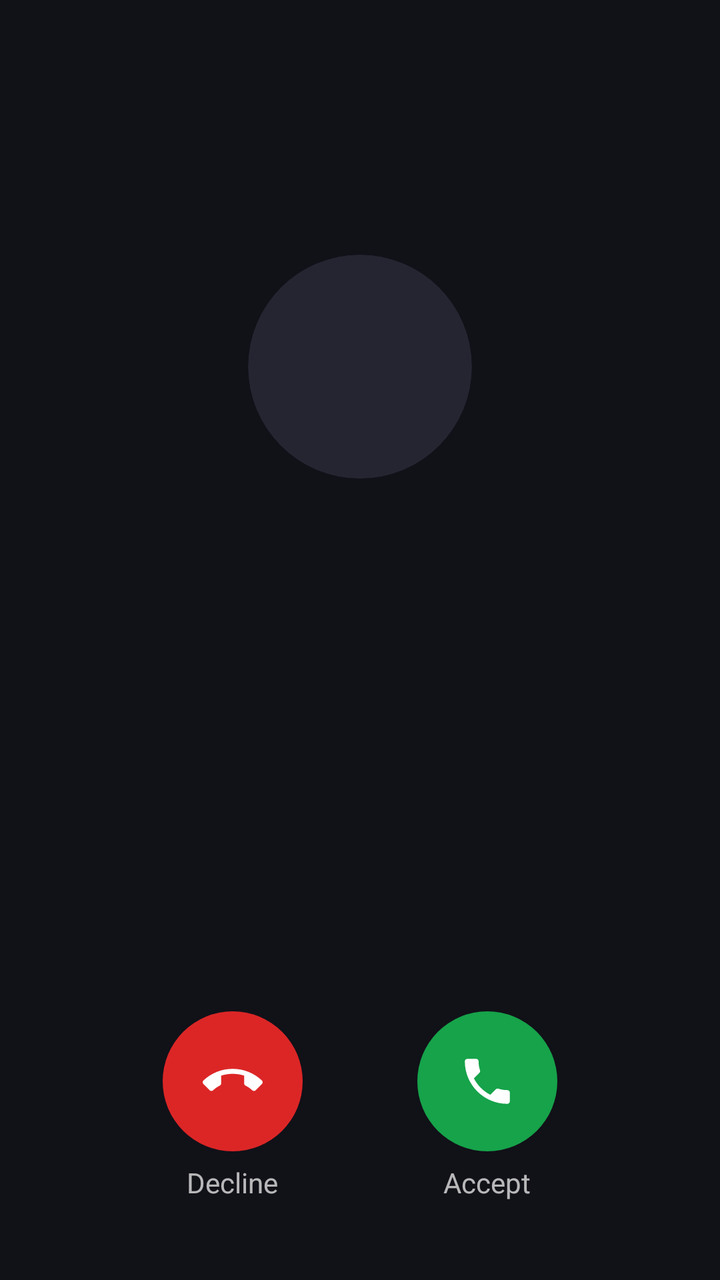
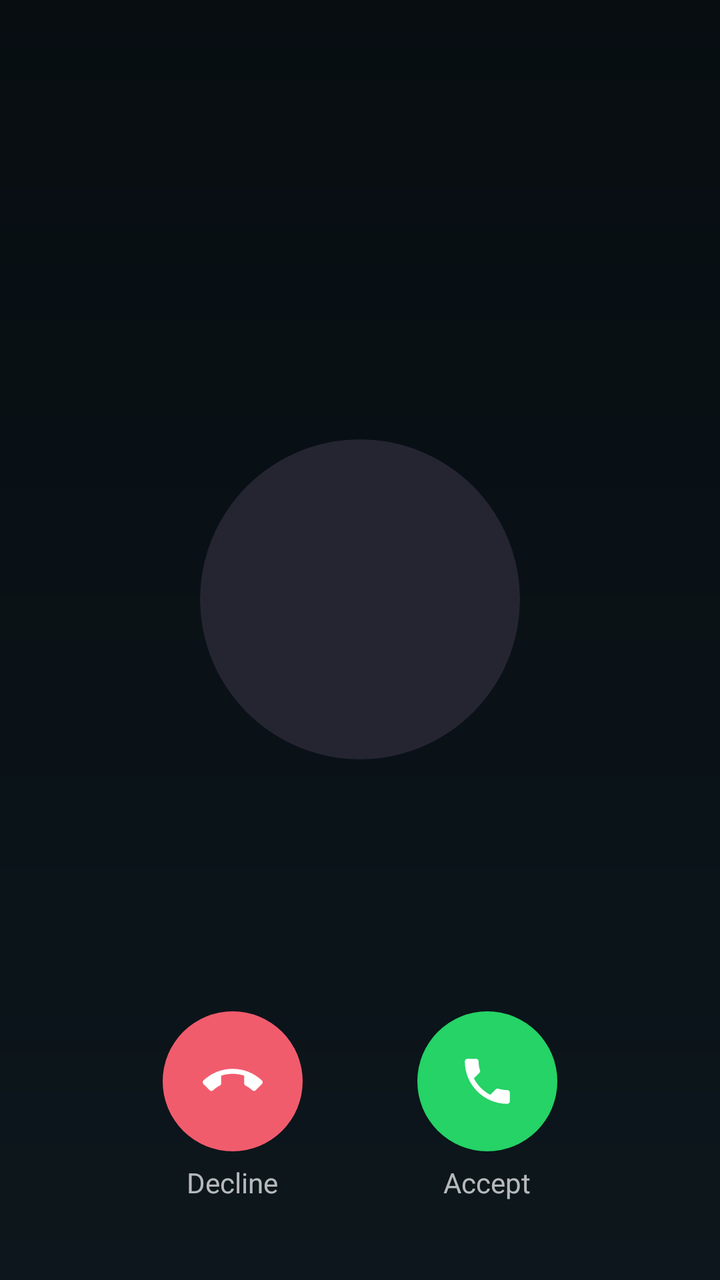

Screens rendered from an Android XML layout before and after an edit, with the pre-edit source and the edit as a unified diff.
<!-- AndroidManifest.xml: activity theme android:Theme.Material.NoActionBar -->
<!-- res/layout/activity_incoming_call.xml -->
<?xml version="1.0" encoding="utf-8"?>
<ScrollView xmlns:android="http://schemas.android.com/apk/res/android"
    android:id="@+id/incoming_root" android:layout_width="match_parent" android:layout_height="match_parent"
    android:fillViewport="true" android:background="@color/incoming_background" android:clipToPadding="false">
    <LinearLayout android:id="@+id/incoming_content" android:layout_width="match_parent" android:layout_height="wrap_content"
        android:orientation="vertical" android:gravity="center_horizontal" android:padding="24dp">
        <Space android:layout_width="1dp" android:layout_height="0dp" android:layout_weight="2" />
        <FrameLayout android:id="@+id/incoming_avatar_frame" android:layout_width="112dp" android:layout_height="112dp"
            android:background="@drawable/incoming_avatar_background" android:clipToOutline="true">
            <TextView android:id="@+id/incoming_initials" style="@style/IncomingCallText"
                android:layout_width="match_parent" android:layout_height="match_parent"
                android:textColor="#FFFFFF" android:textSize="40sp" android:textStyle="bold" />
            <ImageView android:id="@+id/incoming_avatar" android:layout_width="match_parent" android:layout_height="match_parent"
                android:scaleType="centerCrop" android:importantForAccessibility="no" />
        </FrameLayout>
        <TextView android:id="@+id/incoming_name" style="@style/IncomingCallText"
            android:layout_width="match_parent" android:layout_height="wrap_content" android:layout_marginTop="22dp"
            android:textColor="#FFFFFF" android:textSize="26sp" android:textStyle="bold" />
        <TextView android:id="@+id/incoming_status" style="@style/IncomingCallText"
            android:layout_width="match_parent" android:layout_height="wrap_content" android:layout_marginTop="8dp" android:textSize="16sp" />
        <Space android:layout_width="1dp" android:layout_height="32dp" />
        <Space android:layout_width="1dp" android:layout_height="0dp" android:layout_weight="3" />
        <LinearLayout android:id="@+id/incoming_actions" android:layout_width="match_parent" android:layout_height="wrap_content"
            android:orientation="horizontal" android:layoutDirection="ltr" android:gravity="center_vertical">
            <Space android:layout_width="0dp" android:layout_height="1dp" android:layout_weight="1" />
            <LinearLayout android:layout_width="wrap_content" android:layout_height="wrap_content" android:orientation="vertical" android:gravity="center_horizontal">
                <ImageButton android:id="@+id/incoming_decline" android:layout_width="70dp" android:layout_height="70dp"
                    android:background="@drawable/incoming_decline_background" android:padding="20dp" android:scaleType="fitCenter"
                    android:src="@drawable/ic_incoming_decline" android:contentDescription="Decline" />
                <TextView style="@style/IncomingCallText" android:layout_width="wrap_content" android:layout_height="wrap_content"
                    android:layout_marginTop="8dp" android:textSize="14sp" android:text="Decline" android:importantForAccessibility="no" />
            </LinearLayout>
            <Space android:layout_width="0dp" android:layout_height="1dp" android:layout_weight="1" />
            <LinearLayout android:layout_width="wrap_content" android:layout_height="wrap_content" android:orientation="vertical" android:gravity="center_horizontal">
                <ImageButton android:id="@+id/incoming_accept" android:layout_width="70dp" android:layout_height="70dp"
                    android:background="@drawable/incoming_accept_background" android:padding="20dp" android:scaleType="fitCenter"
                    android:src="@drawable/ic_incoming_accept" android:contentDescription="Accept" />
                <TextView style="@style/IncomingCallText" android:layout_width="wrap_content" android:layout_height="wrap_content"
                    android:layout_marginTop="8dp" android:textSize="14sp" android:text="Accept" android:importantForAccessibility="no" />
            </LinearLayout>
            <Space android:layout_width="0dp" android:layout_height="1dp" android:layout_weight="1" />
        </LinearLayout>
        <Space android:layout_width="1dp" android:layout_height="16dp" />
    </LinearLayout>
</ScrollView>
<!-- resources referenced by this layout -->
<resources>
  <color name="incoming_background">#111118</color>
  <!-- drawable ic_incoming_accept (drawable) -->
  <vector xmlns:android="http://schemas.android.com/apk/res/android" android:width="30dp" android:height="30dp" android:viewportWidth="24" android:viewportHeight="24">
      <path android:fillColor="#FFFFFFFF" android:pathData="M6.62,10.79c1.44,2.83 3.76,5.14 6.59,6.59l2.2,-2.2c0.27,-0.27 0.67,-0.36 1.02,-0.24 1.12,0.37 2.33,0.57 3.57,0.57 0.55,0 1,0.45 1,1V20c0,0.55 -0.45,1 -1,1C10.61,21 3,13.39 3,4c0,-0.55 0.45,-1 1,-1h3.5c0.55,0 1,0.45 1,1 0,1.25 0.2,2.45 0.57,3.57 0.11,0.35 0.03,0.74 -0.25,1.02l-2.2,2.2z" />
  </vector>
  <!-- drawable ic_incoming_decline (drawable) -->
  <vector xmlns:android="http://schemas.android.com/apk/res/android" android:width="30dp" android:height="30dp" android:viewportWidth="24" android:viewportHeight="24">
      <path android:fillColor="#FFFFFFFF" android:pathData="M12,9c-1.6,0 -3.15,0.25 -4.6,0.72v3.1c0,0.39 -0.23,0.74 -0.56,0.9 -0.98,0.49 -1.87,1.12 -2.66,1.85 -0.18,0.18 -0.43,0.28 -0.7,0.28 -0.28,0 -0.53,-0.11 -0.71,-0.29L0.29,13.08C0.11,12.9 0,12.65 0,12.37c0,-0.28 0.11,-0.53 0.29,-0.71C3.34,8.77 7.46,7 12,7s8.66,1.77 11.71,4.66c0.18,0.18 0.29,0.43 0.29,0.71 0,0.28 -0.11,0.53 -0.29,0.71l-2.48,2.48c-0.18,0.18 -0.43,0.29 -0.71,0.29 -0.27,0 -0.52,-0.1 -0.7,-0.28 -0.79,-0.73 -1.68,-1.36 -2.66,-1.85 -0.33,-0.16 -0.56,-0.51 -0.56,-0.9v-3.1C15.15,9.25 13.6,9 12,9z" />
  </vector>
  <!-- drawable incoming_accept_background (drawable) -->
  <ripple xmlns:android="http://schemas.android.com/apk/res/android" android:color="#33FFFFFF">
      <item><shape android:shape="oval"><solid android:color="@color/incoming_accept" /></shape></item>
  </ripple>
  <!-- drawable incoming_avatar_background (drawable) -->
  <shape xmlns:android="http://schemas.android.com/apk/res/android" android:shape="oval">
      <solid android:color="@color/incoming_avatar" />
  </shape>
  <!-- drawable incoming_decline_background (drawable) -->
  <ripple xmlns:android="http://schemas.android.com/apk/res/android" android:color="#33FFFFFF">
      <item><shape android:shape="oval"><solid android:color="@color/incoming_decline" /></shape></item>
  </ripple>
  <style name="IncomingCallText">
          <item name="android:fontFamily">sans-serif</item>
          <item name="android:includeFontPadding">false</item>
          <item name="android:gravity">center</item>
          <item name="android:textColor">@color/incoming_secondary</item>
      </style>
  <color name="incoming_accept">#16A34A</color>
  <color name="incoming_avatar">#252532</color>
  <color name="incoming_decline">#DC2626</color>
  <color name="incoming_secondary">#B3FFFFFF</color>
</resources>

<!-- the commit's change to res/layout/activity_incoming_call.xml (unified diff, before → after) -->
@@ -1,45 +1,66 @@
 <?xml version="1.0" encoding="utf-8"?>
-<ScrollView xmlns:android="http://schemas.android.com/apk/res/android"
+<FrameLayout xmlns:android="http://schemas.android.com/apk/res/android"
     android:id="@+id/incoming_root" android:layout_width="match_parent" android:layout_height="match_parent"
-    android:fillViewport="true" android:background="@color/incoming_background" android:clipToPadding="false">
-    <LinearLayout android:id="@+id/incoming_content" android:layout_width="match_parent" android:layout_height="wrap_content"
-        android:orientation="vertical" android:gravity="center_horizontal" android:padding="24dp">
-        <Space android:layout_width="1dp" android:layout_height="0dp" android:layout_weight="2" />
-        <FrameLayout android:id="@+id/incoming_avatar_frame" android:layout_width="112dp" android:layout_height="112dp"
-            android:background="@drawable/incoming_avatar_background" android:clipToOutline="true">
-            <TextView android:id="@+id/incoming_initials" style="@style/IncomingCallText"
-                android:layout_width="match_parent" android:layout_height="match_parent"
-                android:textColor="#FFFFFF" android:textSize="40sp" android:textStyle="bold" />
-            <ImageView android:id="@+id/incoming_avatar" android:layout_width="match_parent" android:layout_height="match_parent"
-                android:scaleType="centerCrop" android:importantForAccessibility="no" />
-        </FrameLayout>
-        <TextView android:id="@+id/incoming_name" style="@style/IncomingCallText"
-            android:layout_width="match_parent" android:layout_height="wrap_content" android:layout_marginTop="22dp"
-            android:textColor="#FFFFFF" android:textSize="26sp" android:textStyle="bold" />
-        <TextView android:id="@+id/incoming_status" style="@style/IncomingCallText"
-            android:layout_width="match_parent" android:layout_height="wrap_content" android:layout_marginTop="8dp" android:textSize="16sp" />
-        <Space android:layout_width="1dp" android:layout_height="32dp" />
-        <Space android:layout_width="1dp" android:layout_height="0dp" android:layout_weight="3" />
-        <LinearLayout android:id="@+id/incoming_actions" android:layout_width="match_parent" android:layout_height="wrap_content"
-            android:orientation="horizontal" android:layoutDirection="ltr" android:gravity="center_vertical">
-            <Space android:layout_width="0dp" android:layout_height="1dp" android:layout_weight="1" />
-            <LinearLayout android:layout_width="wrap_content" android:layout_height="wrap_content" android:orientation="vertical" android:gravity="center_horizontal">
-                <ImageButton android:id="@+id/incoming_decline" android:layout_width="70dp" android:layout_height="70dp"
-                    android:background="@drawable/incoming_decline_background" android:padding="20dp" android:scaleType="fitCenter"
-                    android:src="@drawable/ic_incoming_decline" android:contentDescription="Decline" />
-                <TextView style="@style/IncomingCallText" android:layout_width="wrap_content" android:layout_height="wrap_content"
-                    android:layout_marginTop="8dp" android:textSize="14sp" android:text="Decline" android:importantForAccessibility="no" />
+    android:background="@color/incoming_background">
+    <View android:id="@+id/incoming_gradient" android:layout_width="match_parent" android:layout_height="match_parent"
+        android:background="@drawable/incoming_backdrop_gradient" android:importantForAccessibility="no" />
+    <ImageView android:id="@+id/incoming_backdrop" android:layout_width="match_parent" android:layout_height="match_parent"
+        android:scaleType="centerCrop" android:alpha=".32" android:importantForAccessibility="no" />
+    <View android:layout_width="match_parent" android:layout_height="match_parent"
+        android:background="@color/incoming_scrim" android:importantForAccessibility="no" />
+    <ScrollView android:id="@+id/incoming_scroll" android:layout_width="match_parent" android:layout_height="match_parent"
+        android:fillViewport="true" android:clipToPadding="false">
+        <LinearLayout android:id="@+id/incoming_content" android:layout_width="match_parent" android:layout_height="wrap_content"
+            android:orientation="vertical" android:gravity="center_horizontal" android:paddingLeft="24dp" android:paddingRight="24dp"
+            android:paddingTop="24dp" android:paddingBottom="24dp">
+            <Space android:layout_width="1dp" android:layout_height="28dp" />
+            <TextView android:id="@+id/incoming_name" style="@style/IncomingCallText"
+                android:layout_width="match_parent" android:layout_height="wrap_content"
+                android:fontFamily="sans-serif-medium" android:maxLines="2" android:ellipsize="end"
+                android:textColor="#FFFFFF" android:textSize="28sp" />
+            <TextView android:id="@+id/incoming_status" style="@style/IncomingCallText"
+                android:layout_width="match_parent" android:layout_height="wrap_content" android:layout_marginTop="8dp" android:textSize="16sp" />
+            <Space android:layout_width="1dp" android:layout_height="0dp" android:layout_weight="2" />
+            
+            <FrameLayout android:id="@+id/incoming_avatar_area" android:layout_width="304dp" android:layout_height="304dp"
+                android:clipChildren="false" android:clipToPadding="false">
+                <View android:id="@+id/incoming_ripple_0" android:layout_width="160dp" android:layout_height="160dp"
+                    android:layout_gravity="center" android:background="@drawable/incoming_ripple" android:alpha="0" android:importantForAccessibility="no" />
+                <View android:id="@+id/incoming_ripple_1" android:layout_width="160dp" android:layout_height="160dp"
+                    android:layout_gravity="center" android:background="@drawable/incoming_ripple" android:alpha="0" android:importantForAccessibility="no" />
+                <View android:id="@+id/incoming_ripple_2" android:layout_width="160dp" android:layout_height="160dp"
+                    android:layout_gravity="center" android:background="@drawable/incoming_ripple" android:alpha="0" android:importantForAccessibility="no" />
+                <FrameLayout android:id="@+id/incoming_avatar_frame" android:layout_width="160dp" android:layout_height="160dp"
+                    android:layout_gravity="center" android:background="@drawable/incoming_avatar_background" android:clipToOutline="true">
+                    <TextView android:id="@+id/incoming_initials" style="@style/IncomingCallText"
+                        android:layout_width="match_parent" android:layout_height="match_parent"
+                        android:fontFamily="sans-serif-medium" android:textColor="#FFFFFF" android:textSize="56sp" android:textStyle="bold" />
+                    <ImageView android:id="@+id/incoming_avatar" android:layout_width="match_parent" android:layout_height="match_parent"
+                        android:scaleType="centerCrop" android:importantForAccessibility="no" />
+                </FrameLayout>
+            </FrameLayout>
+            <Space android:layout_width="1dp" android:layout_height="0dp" android:layout_weight="3" />
+            <LinearLayout android:id="@+id/incoming_actions" android:layout_width="match_parent" android:layout_height="wrap_content"
+                android:orientation="horizontal" android:layoutDirection="ltr" android:gravity="center_vertical">
+                <Space android:layout_width="0dp" android:layout_height="1dp" android:layout_weight="1" />
+                <LinearLayout android:layout_width="wrap_content" android:layout_height="wrap_content" android:orientation="vertical" android:gravity="center_horizontal">
+                    <ImageButton android:id="@+id/incoming_decline" android:layout_width="70dp" android:layout_height="70dp"
+                        android:background="@drawable/incoming_decline_background" android:padding="20dp" android:scaleType="fitCenter"
+                        android:src="@drawable/ic_incoming_decline" android:contentDescription="Decline" />
+                    <TextView style="@style/IncomingCallText" android:layout_width="wrap_content" android:layout_height="wrap_content"
+                        android:layout_marginTop="8dp" android:textSize="14sp" android:text="Decline" android:importantForAccessibility="no" />
+                </LinearLayout>
+                <Space android:layout_width="0dp" android:layout_height="1dp" android:layout_weight="1" />
+                <LinearLayout android:layout_width="wrap_content" android:layout_height="wrap_content" android:orientation="vertical" android:gravity="center_horizontal">
+                    <ImageButton android:id="@+id/incoming_accept" android:layout_width="70dp" android:layout_height="70dp"
+                        android:background="@drawable/incoming_accept_background" android:padding="20dp" android:scaleType="fitCenter"
+                        android:src="@drawable/ic_incoming_accept" android:contentDescription="Accept" />
+                    <TextView style="@style/IncomingCallText" android:layout_width="wrap_content" android:layout_height="wrap_content"
+                        android:layout_marginTop="8dp" android:textSize="14sp" android:text="Accept" android:importantForAccessibility="no" />
+                </LinearLayout>
+                <Space android:layout_width="0dp" android:layout_height="1dp" android:layout_weight="1" />
             </LinearLayout>
-            <Space android:layout_width="0dp" android:layout_height="1dp" android:layout_weight="1" />
-            <LinearLayout android:layout_width="wrap_content" android:layout_height="wrap_content" android:orientation="vertical" android:gravity="center_horizontal">
-                <ImageButton android:id="@+id/incoming_accept" android:layout_width="70dp" android:layout_height="70dp"
-                    android:background="@drawable/incoming_accept_background" android:padding="20dp" android:scaleType="fitCenter"
-                    android:src="@drawable/ic_incoming_accept" android:contentDescription="Accept" />
-                <TextView style="@style/IncomingCallText" android:layout_width="wrap_content" android:layout_height="wrap_content"
-                    android:layout_marginTop="8dp" android:textSize="14sp" android:text="Accept" android:importantForAccessibility="no" />
-            </LinearLayout>
-            <Space android:layout_width="0dp" android:layout_height="1dp" android:layout_weight="1" />
+            <Space android:layout_width="1dp" android:layout_height="16dp" />
         </LinearLayout>
-        <Space android:layout_width="1dp" android:layout_height="16dp" />
-    </LinearLayout>
-</ScrollView>
+    </ScrollView>
+</FrameLayout>
<!-- resource entries referenced after the edit -->
@@ -1,6 +1,7 @@
 <!-- resources referenced by this layout -->
 <resources>
-  <color name="incoming_background">#111118</color>
+  <color name="incoming_background">#0B141A</color>
+  <color name="incoming_scrim">#59000000</color>
   <!-- drawable ic_incoming_accept (drawable) -->
   <vector xmlns:android="http://schemas.android.com/apk/res/android" android:width="30dp" android:height="30dp" android:viewportWidth="24" android:viewportHeight="24">
       <path android:fillColor="#FFFFFFFF" android:pathData="M6.62,10.79c1.44,2.83 3.76,5.14 6.59,6.59l2.2,-2.2c0.27,-0.27 0.67,-0.36 1.02,-0.24 1.12,0.37 2.33,0.57 3.57,0.57 0.55,0 1,0.45 1,1V20c0,0.55 -0.45,1 -1,1C10.61,21 3,13.39 3,4c0,-0.55 0.45,-1 1,-1h3.5c0.55,0 1,0.45 1,1 0,1.25 0.2,2.45 0.57,3.57 0.11,0.35 0.03,0.74 -0.25,1.02l-2.2,2.2z" />
@@ -17,19 +18,30 @@
   <shape xmlns:android="http://schemas.android.com/apk/res/android" android:shape="oval">
       <solid android:color="@color/incoming_avatar" />
   </shape>
+  <!-- drawable incoming_backdrop_gradient (drawable) -->
+  <?xml version="1.0" encoding="utf-8"?>
+  <shape xmlns:android="http://schemas.android.com/apk/res/android" android:shape="rectangle">
+      <gradient android:angle="270" android:startColor="@color/incoming_background" android:endColor="@color/incoming_background_end" />
+  </shape>
   <!-- drawable incoming_decline_background (drawable) -->
   <ripple xmlns:android="http://schemas.android.com/apk/res/android" android:color="#33FFFFFF">
       <item><shape android:shape="oval"><solid android:color="@color/incoming_decline" /></shape></item>
   </ripple>
+  <!-- drawable incoming_ripple (drawable) -->
+  <?xml version="1.0" encoding="utf-8"?>
+  <shape xmlns:android="http://schemas.android.com/apk/res/android" android:shape="oval">
+      <solid android:color="#FFFFFF" />
+  </shape>
   <style name="IncomingCallText">
           <item name="android:fontFamily">sans-serif</item>
           <item name="android:includeFontPadding">false</item>
           <item name="android:gravity">center</item>
           <item name="android:textColor">@color/incoming_secondary</item>
       </style>
-  <color name="incoming_accept">#16A34A</color>
+  <color name="incoming_accept">#25D366</color>
   <color name="incoming_avatar">#252532</color>
-  <color name="incoming_decline">#DC2626</color>
+  <color name="incoming_background_end">#13222B</color>
+  <color name="incoming_decline">#F15C6D</color>
   <color name="incoming_secondary">#B3FFFFFF</color>
 </resources>
 
